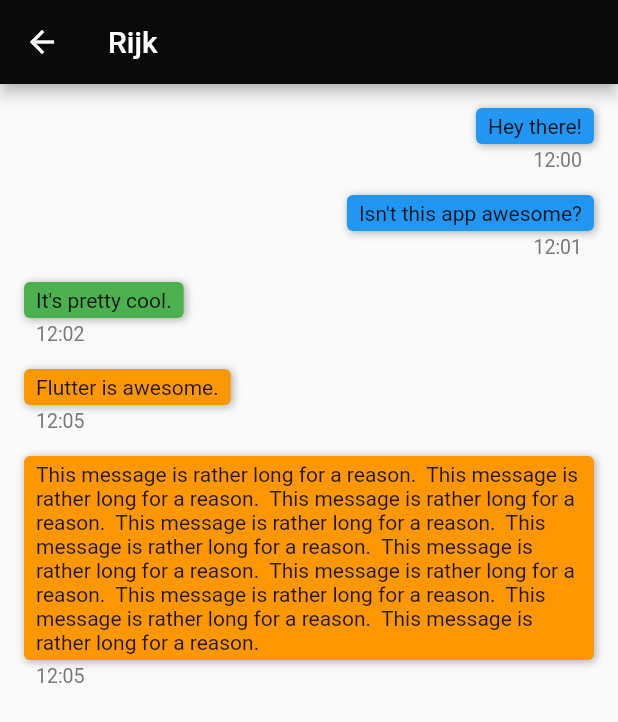
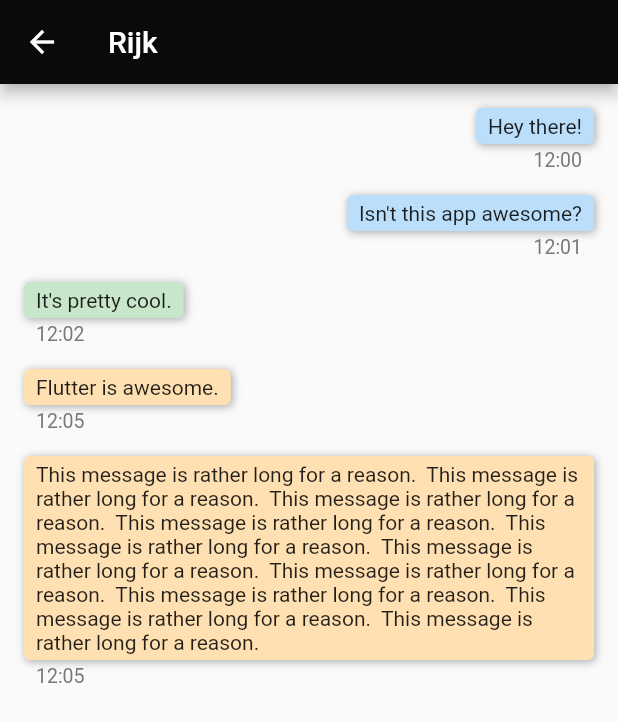
Before and after one commit to rijkdw/the_shed, a Flutter app: the ChatScreen screen opened directly, on a phone screen of 412 x 824 dp. Shown: the top 722 px of the screen. Run offline on Flutter 3.47's test engine with Material 2 defaults, Android fonts, the phone set to English and light mode, and no system bars; our stand-ins replace curved_navigation_bar.

Commit message:
Routed a chat to a chatscreen

```diff
--- a/front-end/lib/screens/home/chats.dart
+++ b/front-end/lib/screens/home/chats.dart
@@ -1,4 +1,5 @@
 import 'package:flutter/material.dart';
+import 'package:rw334/service/constants.dart';
 
 class Chats extends StatelessWidget {
 
@@ -103,6 +104,7 @@ class Chats extends StatelessWidget {
       onTap: () {
         final snackBar = SnackBar(content: Text('Chat \"' + username + '\" selected.'));
         Scaffold.of(context).showSnackBar(snackBar);
+        Navigator.pushNamed(context, CHATSCREEN, arguments: context);
       },
 
       // build the chat row
--- a/front-end/lib/screens/home/chatscreen.dart
+++ b/front-end/lib/screens/home/chatscreen.dart
@@ -85,9 +85,9 @@ class MessageWidget extends StatelessWidget {
   final _messageTimeStyle = const TextStyle(fontSize: 13.0, color: Color.fromRGBO(120, 120, 120, 1.0));
 
   // colors
-  final _unreadReceivedMessageColor = Colors.orange;
-  final _readReceivedMessageColor = Colors.green;
-  final _sentMessageColor = Colors.blue;
+  final _unreadReceivedMessageColor = Colors.orange[100];
+  final _readReceivedMessageColor = Colors.green[100];
+  final _sentMessageColor = Colors.blue[100];
 
   // index of message
   final int index;
```
